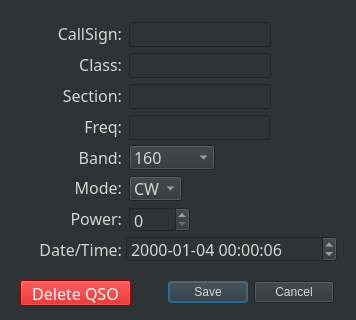
Old version of the form fdlogger/data/dialog.ui in the repository mbridak/FieldDayLogger.
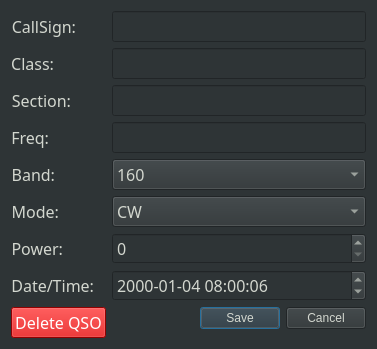
New version of the form.

Commit message: Edit dialog resizable

The edit to the form file:
```diff
--- a/fdlogger/data/dialog.ui
+++ b/fdlogger/data/dialog.ui
@@ -6,8 +6,8 @@
    <rect>
     <x>0</x>
     <y>0</y>
-    <width>356</width>
-    <height>320</height>
+    <width>377</width>
+    <height>348</height>
    </rect>
   </property>
   <property name="windowTitle">
@@ -17,46 +17,33 @@
    <string notr="true">background-color: rgb(46, 52, 54);
 color: rgb(211, 215, 207);</string>
   </property>
-  <widget class="QDialogButtonBox" name="buttonBox">
-   <property name="geometry">
-    <rect>
-     <x>168</x>
-     <y>280</y>
-     <width>166</width>
-     <height>25</height>
-    </rect>
+  <layout class="QFormLayout" name="formLayout">
+   <property name="sizeConstraint">
+    <enum>QLayout::SetDefaultConstraint</enum>
    </property>
+   <item row="0" column="0">
+    <widget class="QLabel" name="label">
    <property name="font">
     <font>
-     <family>Courier</family>
-     <weight>75</weight>
-     <bold>true</bold>
-    </font>
-   </property>
-   <property name="orientation">
-    <enum>Qt::Horizontal</enum>
-   </property>
-   <property name="standardButtons">
-    <set>QDialogButtonBox::Cancel|QDialogButtonBox::Save</set>
-   </property>
-   <property name="centerButtons">
-    <bool>false</bool>
-   </property>
-  </widget>
+       <family>JetBrains Mono</family>
+       <pointsize>12</pointsize>
+       <bold>false</bold>
+      </font>
+     </property>
+     <property name="text">
+      <string>CallSign:</string>
+     </property>
+     <property name="alignment">
+      <set>Qt::AlignRight|Qt::AlignTrailing|Qt::AlignVCenter</set>
+     </property>
+    </widget>
+   </item>
+   <item row="0" column="1">
   <widget class="QLineEdit" name="editCallsign">
-   <property name="geometry">
-    <rect>
-     <x>129</x>
-     <y>22</y>
-     <width>142</width>
-     <height>25</height>
-    </rect>
-   </property>
    <property name="font">
     <font>
      <family>JetBrains Mono</family>
      <pointsize>12</pointsize>
-     <weight>50</weight>
      <bold>false</bold>
     </font>
    </property>
@@ -64,68 +51,135 @@
     <number>14</number>
    </property>
   </widget>
-  <widget class="QLineEdit" name="editClass">
-   <property name="geometry">
-    <rect>
-     <x>129</x>
-     <y>53</y>
-     <width>142</width>
-     <height>25</height>
-    </rect>
-   </property>
+   </item>
+   <item row="1" column="0">
+    <widget class="QLabel" name="label_2">
+     <property name="font">
+      <font>
+       <family>JetBrains Mono</family>
+       <pointsize>12</pointsize>
+       <bold>false</bold>
+      </font>
+     </property>
+     <property name="text">
+      <string>Class:</string>
+     </property>
+     <property name="alignment">
+      <set>Qt::AlignRight|Qt::AlignTrailing|Qt::AlignVCenter</set>
+     </property>
+    </widget>
+   </item>
+   <item row="6" column="1">
+    <widget class="QComboBox" name="editBand">
    <property name="font">
     <font>
      <family>JetBrains Mono</family>
      <pointsize>12</pointsize>
-     <weight>50</weight>
      <bold>false</bold>
     </font>
    </property>
-   <property name="maxLength">
-    <number>4</number>
-   </property>
-  </widget>
-  <widget class="QLineEdit" name="editSection">
-   <property name="geometry">
-    <rect>
-     <x>129</x>
-     <y>84</y>
-     <width>142</width>
-     <height>25</height>
-    </rect>
-   </property>
+     <item>
+      <property name="text">
+       <string>160</string>
+      </property>
+     </item>
+     <item>
+      <property name="text">
+       <string>80</string>
+      </property>
+     </item>
+     <item>
+      <property name="text">
+       <string>60</string>
+      </property>
+     </item>
+     <item>
+      <property name="text">
+       <string>40</string>
+      </property>
+     </item>
+     <item>
+      <property name="text">
+       <string>20</string>
+      </property>
+     </item>
+     <item>
+      <property name="text">
+       <string>15</string>
+      </property>
+     </item>
+     <item>
+      <property name="text">
+       <string>10</string>
+      </property>
+     </item>
+     <item>
+      <property name="text">
+       <string>6</string>
+      </property>
+     </item>
+     <item>
+      <property name="text">
+       <string>2</string>
+      </property>
+     </item>
+    </widget>
+   </item>
+   <item row="7" column="1">
+    <widget class="QComboBox" name="editMode">
+     <property name="font">
+      <font>
+       <family>JetBrains Mono</family>
+       <pointsize>12</pointsize>
+       <bold>false</bold>
+      </font>
+     </property>
+     <item>
+      <property name="text">
+       <string>CW</string>
+      </property>
+     </item>
+     <item>
+      <property name="text">
+       <string>PH</string>
+      </property>
+     </item>
+     <item>
+      <property name="text">
+       <string>DI</string>
+      </property>
+     </item>
+    </widget>
+   </item>
+   <item row="8" column="1">
+    <widget class="QSpinBox" name="editPower">
    <property name="font">
     <font>
      <family>JetBrains Mono</family>
      <pointsize>12</pointsize>
-     <weight>50</weight>
      <bold>false</bold>
     </font>
    </property>
-   <property name="maxLength">
-    <number>3</number>
-   </property>
-  </widget>
+     <property name="buttonSymbols">
+      <enum>QAbstractSpinBox::UpDownArrows</enum>
+     </property>
+     <property name="maximum">
+      <number>1500</number>
+     </property>
+    </widget>
+   </item>
+   <item row="9" column="1">
   <widget class="QDateTimeEdit" name="editDateTime">
-   <property name="geometry">
-    <rect>
-     <x>126</x>
-     <y>236</y>
-     <width>211</width>
-     <height>26</height>
-    </rect>
-   </property>
    <property name="font">
     <font>
      <family>JetBrains Mono</family>
      <pointsize>12</pointsize>
-     <weight>50</weight>
      <bold>false</bold>
     </font>
    </property>
    <property name="dateTime">
     <datetime>
-     <hour>0</hour>
+       <hour>8</hour>
      <minute>0</minute>
      <second>6</second>
      <year>2000</year>
@@ -143,265 +197,52 @@
     <enum>Qt::UTC</enum>
    </property>
   </widget>
-  <widget class="QSpinBox" name="editPower">
-   <property name="geometry">
-    <rect>
-     <x>129</x>
-     <y>207</y>
-     <width>61</width>
-     <height>25</height>
-    </rect>
-   </property>
-   <property name="font">
-    <font>
-     <family>JetBrains Mono</family>
-     <pointsize>12</pointsize>
-     <weight>50</weight>
-     <bold>false</bold>
-    </font>
-   </property>
-   <property name="buttonSymbols">
-    <enum>QAbstractSpinBox::UpDownArrows</enum>
-   </property>
-   <property name="maximum">
-    <number>1500</number>
-   </property>
-  </widget>
-  <widget class="QComboBox" name="editMode">
-   <property name="geometry">
-    <rect>
-     <x>129</x>
-     <y>176</y>
-     <width>53</width>
-     <height>25</height>
-    </rect>
-   </property>
-   <property name="font">
-    <font>
-     <family>JetBrains Mono</family>
-     <pointsize>12</pointsize>
-     <weight>50</weight>
-     <bold>false</bold>
-    </font>
-   </property>
-   <item>
-    <property name="text">
-     <string>CW</string>
-    </property>
    </item>
-   <item>
-    <property name="text">
-     <string>PH</string>
-    </property>
-   </item>
-   <item>
-    <property name="text">
-     <string>DI</string>
-    </property>
-   </item>
-  </widget>
-  <widget class="QPushButton" name="deleteButton">
-   <property name="geometry">
-    <rect>
-     <x>20</x>
-     <y>280</y>
-     <width>111</width>
-     <height>26</height>
-    </rect>
-   </property>
+   <item row="1" column="1">
+    <widget class="QLineEdit" name="editClass">
    <property name="font">
     <font>
      <family>JetBrains Mono</family>
      <pointsize>12</pointsize>
-     <weight>50</weight>
      <bold>false</bold>
     </font>
    </property>
-   <property name="styleSheet">
-    <string notr="true">background-color: rgb(204, 0, 0);
-color: rgb(255, 255, 255);</string>
-   </property>
-   <property name="text">
-    <string>Delete QSO</string>
-   </property>
-  </widget>
-  <widget class="QComboBox" name="editBand">
-   <property name="geometry">
-    <rect>
-     <x>129</x>
-     <y>145</y>
-     <width>86</width>
-     <height>25</height>
-    </rect>
-   </property>
-   <property name="font">
-    <font>
-     <family>JetBrains Mono</family>
-     <pointsize>12</pointsize>
-     <weight>50</weight>
-     <bold>false</bold>
-    </font>
-   </property>
-   <item>
-    <property name="text">
-     <string>160</string>
-    </property>
+     <property name="maxLength">
+      <number>4</number>
+     </property>
+    </widget>
    </item>
-   <item>
-    <property name="text">
-     <string>80</string>
-    </property>
-   </item>
-   <item>
-    <property name="text">
-     <string>60</string>
-    </property>
-   </item>
-   <item>
-    <property name="text">
-     <string>40</string>
-    </property>
-   </item>
-   <item>
-    <property name="text">
-     <string>20</string>
-    </property>
-   </item>
-   <item>
-    <property name="text">
-     <string>15</string>
-    </property>
-   </item>
-   <item>
-    <property name="text">
-     <string>10</string>
-    </property>
-   </item>
-   <item>
-    <property name="text">
-     <string>6</string>
-    </property>
-   </item>
-   <item>
-    <property name="text">
-     <string>2</string>
-    </property>
-   </item>
-  </widget>
-  <widget class="QWidget" name="layoutWidget">
-   <property name="geometry">
-    <rect>
-     <x>24</x>
-     <y>21</y>
-     <width>98</width>
-     <height>241</height>
-    </rect>
-   </property>
+   <item row="2" column="1">
+    <widget class="QLineEdit" name="editSection">
    <property name="font">
     <font>
-     <family>Courier</family>
-     <weight>75</weight>
-     <bold>true</bold>
-    </font>
-   </property>
-   <layout class="QVBoxLayout" name="verticalLayout_2">
-    <item>
-     <widget class="QLabel" name="label">
-      <property name="font">
-       <font>
         <family>JetBrains Mono</family>
         <pointsize>12</pointsize>
-        <weight>50</weight>
         <bold>false</bold>
        </font>
       </property>
-      <property name="text">
-       <string>CallSign:</string>
-      </property>
-      <property name="alignment">
-       <set>Qt::AlignRight|Qt::AlignTrailing|Qt::AlignVCenter</set>
-      </property>
-     </widget>
-    </item>
-    <item>
-     <widget class="QLabel" name="label_2">
+     <property name="maxLength">
+      <number>3</number>
+     </property>
+    </widget>
+   </item>
+   <item row="3" column="1">
+    <widget class="QLineEdit" name="editFreq">
       <property name="font">
        <font>
         <family>JetBrains Mono</family>
         <pointsize>12</pointsize>
-        <weight>50</weight>
         <bold>false</bold>
        </font>
       </property>
-      <property name="text">
-       <string>Class:</string>
-      </property>
-      <property name="alignment">
-       <set>Qt::AlignRight|Qt::AlignTrailing|Qt::AlignVCenter</set>
-      </property>
-     </widget>
-    </item>
-    <item>
-     <widget class="QLabel" name="label_3">
-      <property name="font">
-       <font>
-        <family>JetBrains Mono</family>
-        <pointsize>12</pointsize>
-        <weight>50</weight>
-        <bold>false</bold>
-       </font>
-      </property>
-      <property name="text">
-       <string>Section:</string>
-      </property>
-      <property name="alignment">
-       <set>Qt::AlignRight|Qt::AlignTrailing|Qt::AlignVCenter</set>
-      </property>
-     </widget>
-    </item>
-    <item>
-     <widget class="QLabel" name="label_8">
-      <property name="font">
-       <font>
-        <family>JetBrains Mono</family>
-        <pointsize>12</pointsize>
-        <weight>50</weight>
-        <bold>false</bold>
-       </font>
-      </property>
-      <property name="text">
-       <string>Freq:</string>
-      </property>
-      <property name="alignment">
-       <set>Qt::AlignRight|Qt::AlignTrailing|Qt::AlignVCenter</set>
-      </property>
-     </widget>
-    </item>
-    <item>
-     <widget class="QLabel" name="label_4">
-      <property name="font">
-       <font>
-        <family>JetBrains Mono</family>
-        <pointsize>12</pointsize>
-        <weight>50</weight>
-        <bold>false</bold>
-       </font>
-      </property>
-      <property name="text">
-       <string>Band:</string>
-      </property>
-      <property name="alignment">
-       <set>Qt::AlignRight|Qt::AlignTrailing|Qt::AlignVCenter</set>
-      </property>
-     </widget>
-    </item>
-    <item>
+    </widget>
+   </item>
+   <item row="7" column="0">
      <widget class="QLabel" name="label_5">
       <property name="font">
        <font>
         <family>JetBrains Mono</family>
         <pointsize>12</pointsize>
-        <weight>50</weight>
         <bold>false</bold>
        </font>
       </property>
@@ -413,31 +254,12 @@
       </property>
      </widget>
     </item>
-    <item>
-     <widget class="QLabel" name="label_7">
-      <property name="font">
-       <font>
-        <family>JetBrains Mono</family>
-        <pointsize>12</pointsize>
-        <weight>50</weight>
-        <bold>false</bold>
-       </font>
-      </property>
-      <property name="text">
-       <string>Power:</string>
-      </property>
-      <property name="alignment">
-       <set>Qt::AlignRight|Qt::AlignTrailing|Qt::AlignVCenter</set>
-      </property>
-     </widget>
-    </item>
-    <item>
+   <item row="9" column="0">
      <widget class="QLabel" name="label_6">
       <property name="font">
        <font>
         <family>JetBrains Mono</family>
         <pointsize>12</pointsize>
-        <weight>50</weight>
         <bold>false</bold>
        </font>
       </property>
@@ -449,26 +271,112 @@
       </property>
      </widget>
     </item>
-   </layout>
-  </widget>
-  <widget class="QLineEdit" name="editFreq">
-   <property name="geometry">
-    <rect>
-     <x>129</x>
-     <y>115</y>
-     <width>141</width>
-     <height>25</height>
-    </rect>
-   </property>
-   <property name="font">
-    <font>
-     <family>JetBrains Mono</family>
-     <pointsize>12</pointsize>
-     <weight>50</weight>
-     <bold>false</bold>
-    </font>
-   </property>
-  </widget>
+   <item row="8" column="0">
+    <widget class="QLabel" name="label_7">
+     <property name="font">
+      <font>
+       <family>JetBrains Mono</family>
+       <pointsize>12</pointsize>
+       <bold>false</bold>
+      </font>
+     </property>
+     <property name="text">
+      <string>Power:</string>
+     </property>
+     <property name="alignment">
+      <set>Qt::AlignRight|Qt::AlignTrailing|Qt::AlignVCenter</set>
+     </property>
+    </widget>
+   </item>
+   <item row="6" column="0">
+    <widget class="QLabel" name="label_4">
+     <property name="font">
+      <font>
+       <family>JetBrains Mono</family>
+       <pointsize>12</pointsize>
+       <bold>false</bold>
+      </font>
+     </property>
+     <property name="text">
+      <string>Band:</string>
+     </property>
+     <property name="alignment">
+      <set>Qt::AlignRight|Qt::AlignTrailing|Qt::AlignVCenter</set>
+     </property>
+    </widget>
+   </item>
+   <item row="3" column="0">
+    <widget class="QLabel" name="label_8">
+     <property name="font">
+      <font>
+       <family>JetBrains Mono</family>
+       <pointsize>12</pointsize>
+       <bold>false</bold>
+      </font>
+     </property>
+     <property name="text">
+      <string>Freq:</string>
+     </property>
+     <property name="alignment">
+      <set>Qt::AlignRight|Qt::AlignTrailing|Qt::AlignVCenter</set>
+     </property>
+    </widget>
+   </item>
+   <item row="2" column="0">
+    <widget class="QLabel" name="label_3">
+     <property name="font">
+      <font>
+       <family>JetBrains Mono</family>
+       <pointsize>12</pointsize>
+       <bold>false</bold>
+      </font>
+     </property>
+     <property name="text">
+      <string>Section:</string>
+     </property>
+     <property name="alignment">
+      <set>Qt::AlignRight|Qt::AlignTrailing|Qt::AlignVCenter</set>
+     </property>
+    </widget>
+   </item>
+   <item row="10" column="0">
+    <widget class="QPushButton" name="deleteButton">
+     <property name="font">
+      <font>
+       <family>JetBrains Mono</family>
+       <pointsize>12</pointsize>
+       <bold>false</bold>
+      </font>
+     </property>
+     <property name="styleSheet">
+      <string notr="true">background-color: rgb(204, 0, 0);
+color: rgb(255, 255, 255);</string>
+     </property>
+     <property name="text">
+      <string>Delete QSO</string>
+     </property>
+    </widget>
+   </item>
+   <item row="10" column="1">
+    <widget class="QDialogButtonBox" name="buttonBox">
+     <property name="font">
+      <font>
+       <family>Courier</family>
+       <bold>true</bold>
+      </font>
+     </property>
+     <property name="orientation">
+      <enum>Qt::Horizontal</enum>
+     </property>
+     <property name="standardButtons">
+      <set>QDialogButtonBox::Cancel|QDialogButtonBox::Save</set>
+     </property>
+     <property name="centerButtons">
+      <bool>false</bool>
+     </property>
+    </widget>
+   </item>
+  </layout>
  </widget>
  <resources/>
  <connections>
```
Lines whose indentation alone changed are shown as unchanged.
